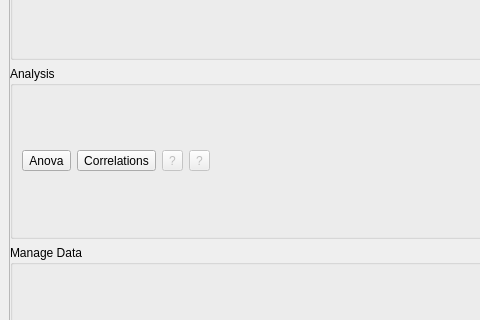
Before: the Qt Designer form braviz/interaction/qt_guis/menu2.ui in diego0020/braviz-app, drawn with Qt 5; both pictures show x 0 to 480 and y 301 to 621 of the 800 by 750 pixel window.
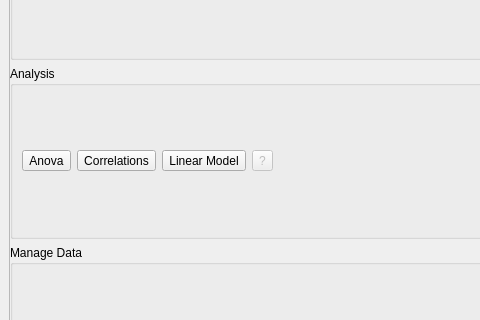
After: the same form once the commit is applied. Icons and pictures are not drawn.

Commit message: added linear model to menu

What changed in the file:
```diff
--- a/braviz/interaction/qt_guis/menu2.ui
+++ b/braviz/interaction/qt_guis/menu2.ui
@@ -349,10 +349,10 @@
           <item>
            <widget class="QToolButton" name="toolButton_8">
             <property name="enabled">
-             <bool>false</bool>
+             <bool>true</bool>
             </property>
             <property name="text">
-             <string>?</string>
+             <string>Linear Model</string>
             </property>
             <property name="icon">
              <iconset>
```
Left out of the diff: 7 changed lines with no effect on the pictures. The commit also changes 3 other files.
